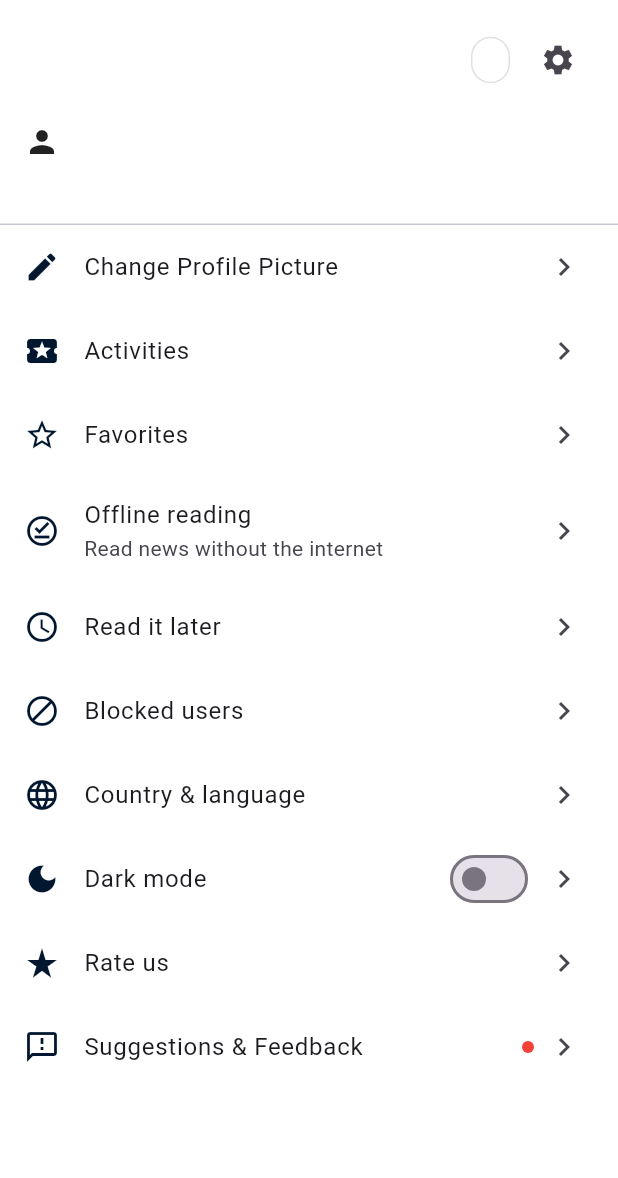
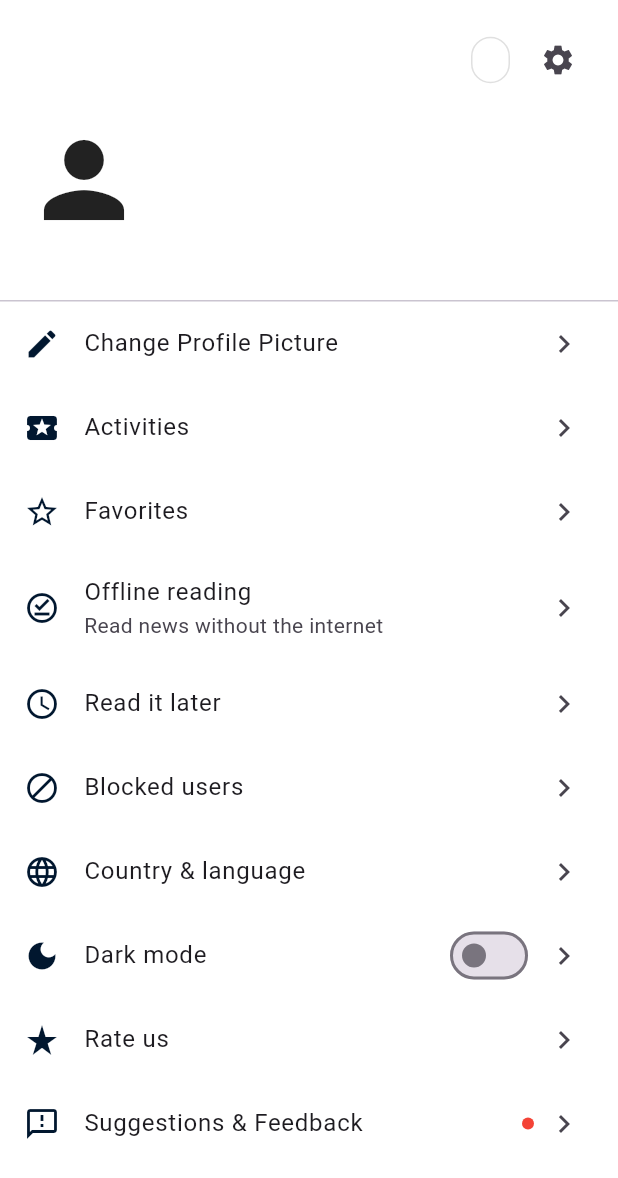
Before and after one commit to cr5ux/Local-News-App, a Flutter app: the Profile screen opened directly, after a tap on "Change Profile Picture", on a phone screen of 412 x 824 dp. Shown: the top 1178 px of the screen. Run offline on Flutter 3.47's test engine with Material 3 defaults, Android fonts, the phone set to English and light mode, and no system bars; our stand-ins replace cloud_firestore, easy_localization, firebase_auth, firebase_core, image_picker, share_plus and 4 more; missing offline and left inert: video_thumbnail; accounts and stored records are empty.

Commit message:
profile pic

```diff
--- a/lib/forget_password.dart
+++ b/lib/forget_password.dart
@@ -269,7 +269,7 @@ class ForgetPassword extends StatelessWidget {
                 child: SingleChildScrollView(
                   child: Form(
                     key: _formStateKey,
-                    autovalidateMode: AutovalidateMode.onUserInteraction,
+                    autovalidateMode: AutovalidateMode.onUnfocus,
                     child: Column(
                       mainAxisAlignment: MainAxisAlignment.spaceEvenly,
                       crossAxisAlignment: CrossAxisAlignment.center,
--- a/lib/login.dart
+++ b/lib/login.dart
@@ -193,7 +193,7 @@ class _LoginState extends State<Login> {
                           horizontal: 24.0, vertical: 32.0),
                       child: Form(
                         key: _formStateKey,
-                        autovalidateMode: AutovalidateMode.onUserInteraction,
+                        autovalidateMode: AutovalidateMode.onUnfocus,
                         child: Column(
                           mainAxisSize: MainAxisSize.min,
                           children: [
--- a/lib/otp_screen.dart
+++ b/lib/otp_screen.dart
@@ -101,7 +101,7 @@ void _submitOrder({required BuildContext context, required bool fullscreenDialog
                     padding: const EdgeInsets.symmetric(horizontal: 24.0, vertical: 32.0),
                     child: Form(
                       key: _formStateKey,
-                      autovalidateMode: AutovalidateMode.onUserInteraction,
+                      autovalidateMode: AutovalidateMode.onUnfocus,
                       child: Column(
                         mainAxisSize: MainAxisSize.min,
                         children: [
--- a/lib/profile.dart
+++ b/lib/profile.dart
@@ -20,7 +20,6 @@ import 'package:easy_localization/easy_localization.dart';
 import 'package:provider/provider.dart';
 import 'package:url_launcher/url_launcher.dart';
 
-
 import 'package:image_picker/image_picker.dart';
 import 'package:supabase_flutter/supabase_flutter.dart';
 
@@ -35,8 +34,8 @@ class _ProfileState extends State<Profile> {
   // final user = FirebaseAuth.instance.currentUser;
 
   // UsersBasic  userInfo=UsersBasic(isAdmin: Identification().isAdmin, fullName: "", phonenumber: "", email: "", profileImagePath: '');
-  String imageAddress="";
-  final _uR=UsersRepo();
+  String imageAddress = "";
+  final _uR = UsersRepo();
   // final _firestore = FirebaseFirestore.instance;
   // int reputation = 0;
   // int followings = 0;
@@ -49,17 +48,13 @@ class _ProfileState extends State<Profile> {
   }
 
   Future<UsersBasic> _loadUserData() async {
-
-
-
     UsersBasic userInfo = await _uR.getAUserByID(Identification().userID);
 
     setState(() {
-       imageAddress=userInfo.profileImagePath!;
+      imageAddress = userInfo.profileImagePath!;
     });
 
     return userInfo;
-
   }
 
   // Widget _buildStatColumn(String label, String value) {
@@ -85,14 +80,19 @@ class _ProfileState extends State<Profile> {
   //   );
   // }
 
-  Widget _buildMenuItem(IconData icon, String title, {
+  Widget _buildMenuItem(
+    IconData icon,
+    String title, {
     String? subtitle,
     Widget? trailing,
     bool hasNotification = false,
     required VoidCallback onTap,
   }) {
     return ListTile(
-      leading: Icon(icon,color: AppColors.primary,),
+      leading: Icon(
+        icon,
+        color: AppColors.primary,
+      ),
       title: Text(title),
       subtitle: subtitle != null ? Text(subtitle) : null,
       trailing: Row(
@@ -123,9 +123,7 @@ class _ProfileState extends State<Profile> {
   Widget build(BuildContext context) {
     return Scaffold(
       body: RefreshIndicator(
-
         onRefresh: _loadUserData,
-
         child: SingleChildScrollView(
           child: Column(
             children: [
@@ -138,18 +136,15 @@ class _ProfileState extends State<Profile> {
                       mainAxisAlignment: MainAxisAlignment.end,
                       children: [
                         Container(
-
-                            padding: const EdgeInsets.symmetric(horizontal: 12, vertical: 6),
-
-
+                          padding: const EdgeInsets.symmetric(
+                              horizontal: 12, vertical: 6),
                           decoration: BoxDecoration(
                             border: Border.all(color: Colors.grey.shade300),
                             borderRadius: BorderRadius.circular(20),
                           ),
-
-                            child:FutureBuilder(
+                          child: FutureBuilder(
                             future: _loadUserData(),
-                                  builder: (context, snapshot){
+                            builder: (context, snapshot) {
                               return Text(
                                 snapshot.data!.email,
                                 style: const TextStyle(
@@ -157,13 +152,10 @@ class _ProfileState extends State<Profile> {
                                   fontWeight: FontWeight.bold,
                                 ),
                               );
-
-                                  } ,
+                            },
                           ),
                         ),
-
                         const SizedBox(width: 8),
-
                         IconButton(
                           icon: const Icon(Icons.settings),
                           onPressed: () {
@@ -176,15 +168,23 @@ class _ProfileState extends State<Profile> {
                         ),
                       ],
                     ),
-
                     const SizedBox(height: 16),
-
                     FutureBuilder(
                       future: _loadUserData(),
-                        builder: (context, snapshot){
-                          return  Row(
+                      builder: (context, snapshot) {
+                        return Row(
                           children: [
-                                              snapshot.data!.profileImagePath ==""?const Icon(Icons.person):Image.network(imageAddress,scale: 3,),
+                            ClipRRect(
+                              borderRadius: BorderRadius.circular(40),
+                              child: snapshot.data!.profileImagePath == ""
+                                  ? const Icon(Icons.person, size: 80)
+                                  : Image.network(
+                                      imageAddress,
+                                      width: 80,
+                                      height: 80,
+                                      fit: BoxFit.cover,
+                                    ),
+                            ),
                             const SizedBox(width: 12),
                             Text(
                               snapshot.data!.fullName,
@@ -193,12 +193,10 @@ class _ProfileState extends State<Profile> {
                                 fontWeight: FontWeight.bold,
                               ),
                             ),
-                                      ]
+                          ],
                         );
-
-                        } ,
+                      },
                     ),
-
                     const SizedBox(height: 24),
                   ],
                 ),
@@ -209,21 +207,23 @@ class _ProfileState extends State<Profile> {
               // Menu items
               FutureBuilder(
                   future: _loadUserData(),
-                    builder: (context, snapshot)
-                        {
-                          return
-                             _buildMenuItem(Icons.edit, 'Change Profile Picture'.tr(),
+                  builder: (context, snapshot) {
+                    return _buildMenuItem(
+                        Icons.edit, 'Change Profile Picture'.tr(),
                         onTap: () async {
-
                       ImagePicker picker = ImagePicker();
                       XFile? image =
                           await picker.pickImage(source: ImageSource.gallery);
                       if (image == null) {
                         return;
                       }
-                                      var imageExtension = image.name.split('.').last.toLowerCase();
+                      var imageExtension =
+                          image.name.split('.').last.toLowerCase();
 
-                                      var oldExtention= snapshot.data!.profileImagePath!.split('.').last.toLowerCase();
+                      var oldExtention = snapshot.data!.profileImagePath!
+                          .split('.')
+                          .last
+                          .toLowerCase();
 
                       var imageBytes = await image.readAsBytes();
 
@@ -231,30 +231,24 @@ class _ProfileState extends State<Profile> {
 
                       var imagePath = '$userID.$imageExtension';
 
-                                      try{
-
-                                          if(snapshot.data!.profileImagePath!=null || snapshot.data!.profileImagePath!="")
-                                          {
-
-
-                                            await Supabase.instance.client.storage.from('document').remove(["user_Profile_Image/$userID.$oldExtention"]);
-
-
+                      try {
+                        if (snapshot.data!.profileImagePath != null ||
+                            snapshot.data!.profileImagePath != "") {
+                          await Supabase.instance.client.storage
+                              .from('document')
+                              .remove(
+                                  ["user_Profile_Image/$userID.$oldExtention"]);
+                        }
+                      } catch (e) {
+                        // ignore: use_build_context_synchronously
+                        ScaffoldMessenger.of(context).showSnackBar(
+                            SnackBar(content: Text("$e removal Error")));
                       }
 
-                                      }
-                                      catch(e)
-                                      {
-                                                // ignore: use_build_context_synchronously
-                                          ScaffoldMessenger.of(context).showSnackBar(SnackBar(content: Text("$e removal Error")));
-
-                                      }
-
-                                      try
-                                      {
-
-
-                                          await Supabase.instance.client.storage.from('document/user_Profile_Image').uploadBinary(
+                      try {
+                        await Supabase.instance.client.storage
+                            .from('document/user_Profile_Image')
+                            .uploadBinary(
                               imagePath,
                               imageBytes,
                               fileOptions: FileOptions(
@@ -262,38 +256,28 @@ class _ProfileState extends State<Profile> {
                                 contentType: 'image/$imageExtension',
                               ),
                             );
+                      } catch (e) {
+                        // ignore: use_build_context_synchronously
+                        ScaffoldMessenger.of(context).showSnackBar(
+                            SnackBar(content: Text("$e  upload Error")));
                       }
-                                        catch(e)
-                                      {
-                                                // ignore: use_build_context_synchronously
-                                                ScaffoldMessenger.of(context).showSnackBar(SnackBar(content: Text("$e  upload Error")));
-
-                                      }
-                                      try{
-
-
-                                          String imageUrl =
-                                                Supabase.instance.client.storage.from('document/user_Profile_Image').getPublicUrl(imagePath);
-
+                      try {
+                        String imageUrl = Supabase.instance.client.storage
+                            .from('document/user_Profile_Image')
+                            .getPublicUrl(imagePath);
 
                         await _uR.updateUserProfile(userID, imageUrl);
 
                         setState(() {
-                                                imageAddress=imageUrl;
+                          imageAddress = imageUrl;
                         });
-
+                      } catch (e) {
+                        // ignore: use_build_context_synchronously
+                        ScaffoldMessenger.of(context).showSnackBar(
+                            SnackBar(content: Text(e.toString())));
                       }
-                                      catch(e)
-                                      {
-                                                // ignore: use_build_context_synchronously
-                                                ScaffoldMessenger.of(context).showSnackBar(SnackBar(content: Text(e.toString())));
-
-                                      }
-
                     });
-
-                      }
-                ),
+                  }),
 
               _buildMenuItem(Icons.local_activity, 'activities'.tr(),
                   onTap: () {
--- a/lib/reset_password.dart
+++ b/lib/reset_password.dart
@@ -184,7 +184,7 @@ class _ResetPasswordState extends State<ResetPassword> {
                       child: Form(
 
                         key: _formStateKey,
-                        autovalidateMode: AutovalidateMode.onUserInteraction,
+                        autovalidateMode: AutovalidateMode.onUnfocus,
                         child:  Column(
                               children: [
                                     const Text(
--- a/lib/signup.dart
+++ b/lib/signup.dart
@@ -292,7 +292,7 @@ String? validatePassword(String value) {
                 child: Form(
 
                   key: _formStateKey,
-                  autovalidateMode: AutovalidateMode.onUserInteraction,
+                  autovalidateMode: AutovalidateMode.onUnfocus,
 
                   child: Column(
 
```
Also changed, not shown: 2 other files. Lines whose indentation alone changed are shown as unchanged.
